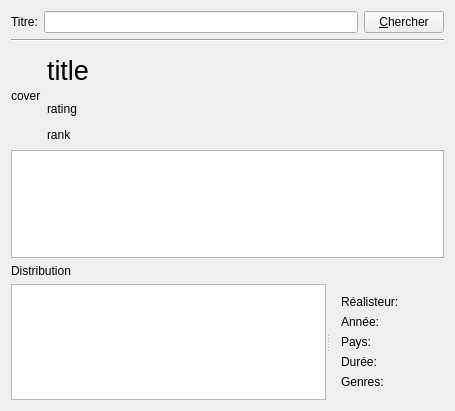
The window that SimpleIMDB/SimpleIMDB/mainwindow.ui (gnuvince/IFT2905-TP1) describes before a commit, drawn with Qt 5.
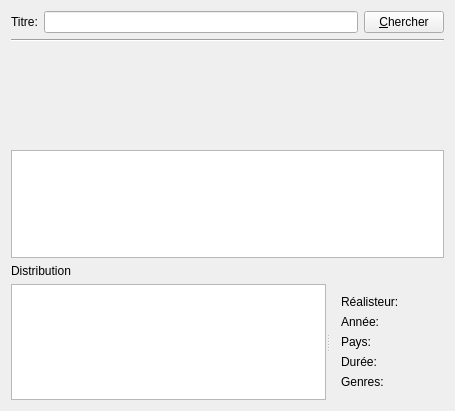
The same window after the commit.

Commit message: Removed labels

Diff of the .ui file:
```diff
--- a/SimpleIMDB/SimpleIMDB/mainwindow.ui
+++ b/SimpleIMDB/SimpleIMDB/mainwindow.ui
@@ -87,7 +87,7 @@
            </size>
           </property>
           <property name="text">
-           <string>cover</string>
+           <string/>
           </property>
          </widget>
         </item>
@@ -101,7 +101,7 @@
              </font>
             </property>
             <property name="text">
-             <string>title</string>
+             <string/>
             </property>
            </widget>
           </item>
@@ -110,14 +110,14 @@
             <item>
              <widget class="QLabel" name="film_rating">
               <property name="text">
-               <string>rating</string>
+               <string/>
               </property>
              </widget>
             </item>
             <item>
              <widget class="QLabel" name="film_rank">
               <property name="text">
-               <string>rank</string>
+               <string/>
               </property>
              </widget>
             </item>
```
The commit also changes 2 other files.
